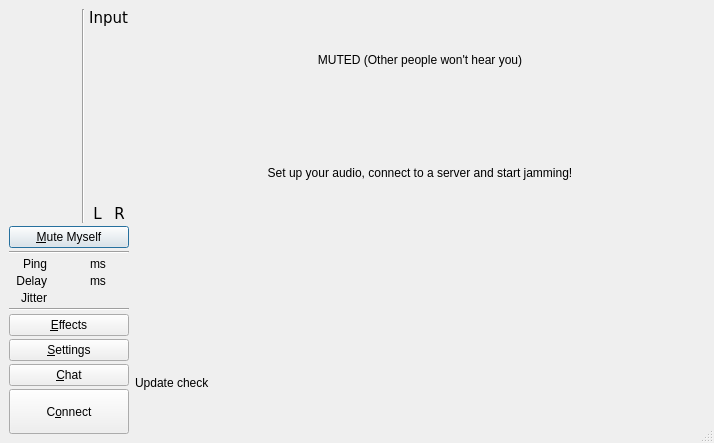
First picture: the form in src/clientdlgbase.ui, repository ignotus666/jamulus, before the edit.
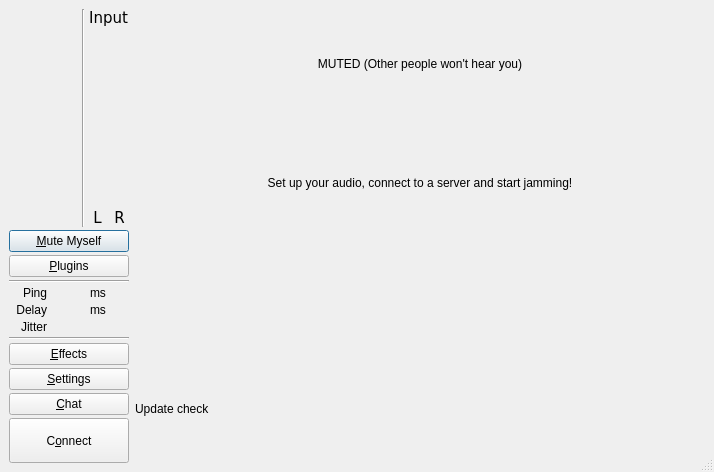
Second picture: the form after the edit. Icons and pictures are not drawn. Custom widgets are drawn as their Qt base class.

```diff
--- a/src/clientdlgbase.ui
+++ b/src/clientdlgbase.ui
@@ -7,7 +7,7 @@
     <x>0</x>
     <y>0</y>
     <width>714</width>
-    <height>443</height>
+    <height>472</height>
    </rect>
   </property>
   <property name="acceptDrops">
@@ -226,6 +226,16 @@
               </property>
              </widget>
             </item>
+            <item>
+             <widget class="QPushButton" name="butPlugins">
+              <property name="text">
+               <string>&amp;Plugins</string>
+              </property>
+              <property name="checkable">
+               <bool>true</bool>
+              </property>
+             </widget>
+            </item>
             <item>
              <widget class="Line" name="lineUpperLowerLeft_2">
               <property name="orientation">
```
